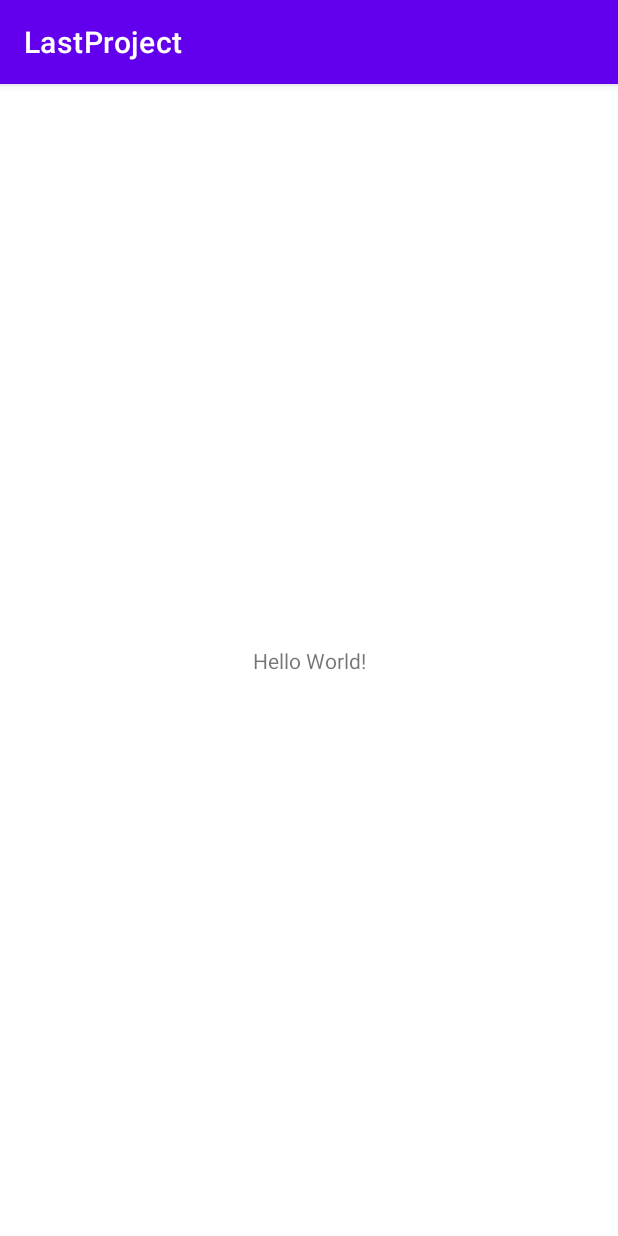
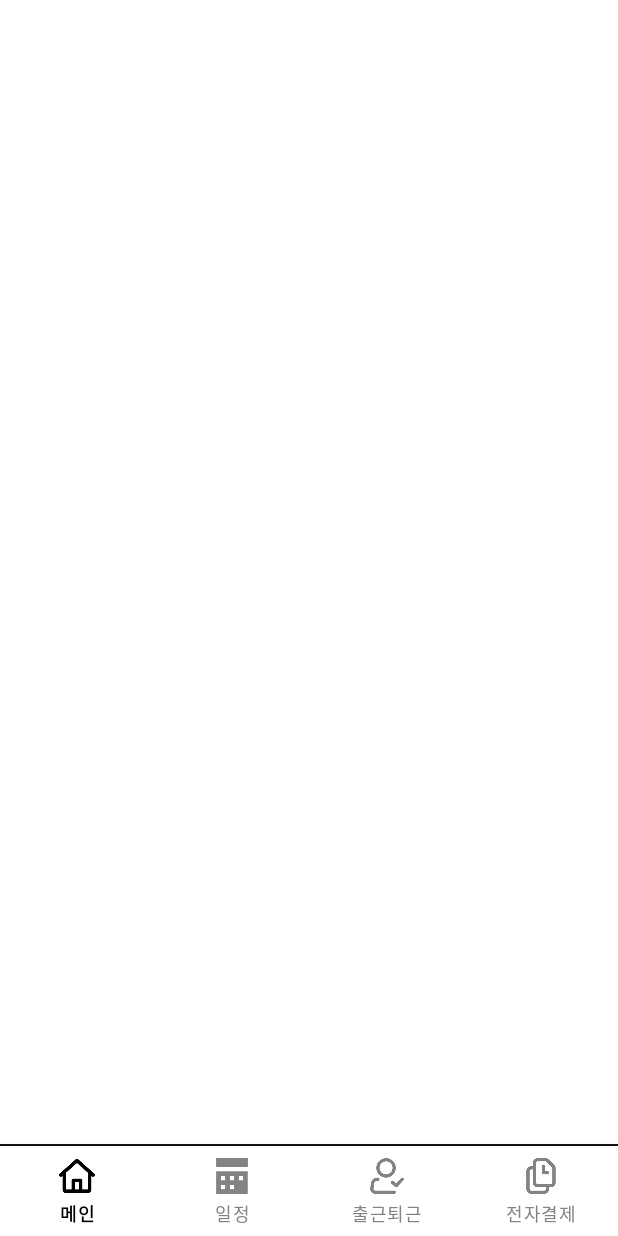
Before and after one commit to tnalss/YH_Company, an Android app: the screen it shows after launch (MainActivity), on a phone screen of 412 x 824 dp. Run offline under Robolectric (Android 15) with nearby library versions, the phone set to English and light mode, and no system bars.

Commit message:
mainActivity

```diff
--- a/LastProject/app/src/main/AndroidManifest.xml
+++ b/LastProject/app/src/main/AndroidManifest.xml
@@ -1,6 +1,6 @@
 <?xml version="1.0" encoding="utf-8"?>
 <manifest xmlns:android="http://schemas.android.com/apk/res/android"
-    xmlns:tools="http://schemas.android.com/tools" >
+    xmlns:tools="http://schemas.android.com/tools">
 
     <uses-permission android:name="android.permission.INTERNET" />
     <uses-permission android:name="android.permission.WRITE_EXTERNAL_STORAGE" />
@@ -52,14 +52,12 @@
         android:supportsRtl="true"
         android:theme="@style/Theme.LastProject"
         android:usesCleartextTraffic="true"
-        tools:targetApi="31" >
+        tools:targetApi="31">
 
         <activity
             android:name=".MainActivity"
-            android:exported="true" >
-            <meta-data
-                android:name="android.app.lib_name"
-                android:value="" />
+            android:exported="true">
+
             <intent-filter>
                 <action android:name="android.intent.action.MAIN" />
 
@@ -68,7 +66,7 @@
         </activity>
         <activity
             android:name="com.kakao.sdk.auth.AuthCodeHandlerActivity"
-            android:exported="true" >
+            android:exported="true">
             <intent-filter>
                 <action android:name="android.intent.action.VIEW" />
 
@@ -92,7 +90,7 @@
             android:name="androidx.core.content.FileProvider"
             android:authorities="${applicationId}.fileprovider"
             android:exported="false"
-            android:grantUriPermissions="true" >
+            android:grantUriPermissions="true">
             <meta-data
                 android:name="android.support.FILE_PROVIDER_PATHS"
                 android:resource="@xml/file_path" />
--- a/LastProject/app/src/main/java/com/example/lastproject/MainActivity.java
+++ b/LastProject/app/src/main/java/com/example/lastproject/MainActivity.java
@@ -7,27 +7,23 @@ import android.util.Log;
 
 import com.example.conn.ApiClient;
 import com.example.conn.CommonMethod;
+import com.example.lastproject.databinding.ActivityMainBinding;
 
 
 public class MainActivity extends AppCompatActivity {
-
+        ActivityMainBinding binding;
 
     @Override
     protected void onCreate(Bundle savedInstanceState) {
         super.onCreate(savedInstanceState);
-        setContentView(R.layout.activity_main);
+        binding = ActivityMainBinding.inflate(getLayoutInflater());
+        setContentView(binding.getRoot());
+        getSupportActionBar().hide();
 
+        /*
         ApiClient.setBASEURL("http://localhost/middle/");
+        로그인에서 해주겠지? */
 
-
-        new CommonMethod().setParams("email","admin").setParams("pw","admin_pw")
-                            .sendGet("login", new CommonMethod.CallbackResult() {
-            @Override
-            public void result(boolean isResult, String data) {
-                if(isResult)
-                  Log.d("로그", "result: "+data);
-            }
-        });
 
 
     }
--- /dev/null
+++ b/LastProject/app/src/main/res/color/btm_nav_color.xml
@@ -0,0 +1,5 @@
+<?xml version="1.0" encoding="utf-8"?>
+<selector xmlns:android="http://schemas.android.com/apk/res/android">
+    <item android:color="@color/black" android:state_checked="true"/>
+    <item android:color="#838383"/>
+</selector>
--- a/LastProject/app/src/main/res/layout/activity_main.xml
+++ b/LastProject/app/src/main/res/layout/activity_main.xml
@@ -1,18 +1,28 @@
 <?xml version="1.0" encoding="utf-8"?>
-<androidx.constraintlayout.widget.ConstraintLayout xmlns:android="http://schemas.android.com/apk/res/android"
+<LinearLayout xmlns:android="http://schemas.android.com/apk/res/android"
     xmlns:app="http://schemas.android.com/apk/res-auto"
     xmlns:tools="http://schemas.android.com/tools"
     android:layout_width="match_parent"
     android:layout_height="match_parent"
-    tools:context=".MainActivity">
+    tools:context=".MainActivity"
+    android:orientation="vertical">
+    <FrameLayout
+        android:id="@+id/container"
+        android:layout_width="match_parent"
+        android:layout_height="0dp"
+        android:layout_weight="1"/>
+    <View
+        android:background="#111"
+        android:layout_width="match_parent"
+        android:layout_height="1dp" />
+    <com.google.android.material.bottomnavigation.BottomNavigationView
+        app:labelVisibilityMode="labeled"
+        app:menu="@menu/btm_menu_nav"
+        android:id="@+id/btm_nav"
+        android:layout_width="match_parent"
+        android:layout_height="60dp"
+        app:itemIconTint="@color/btm_nav_color"
+        app:itemTextColor="@color/btm_nav_color"
+        />
 
-    <TextView
-        android:layout_width="wrap_content"
-        android:layout_height="wrap_content"
-        android:text="Hello World!"
-        app:layout_constraintBottom_toBottomOf="parent"
-        app:layout_constraintEnd_toEndOf="parent"
-        app:layout_constraintStart_toStartOf="parent"
-        app:layout_constraintTop_toTopOf="parent" />
-
-</androidx.constraintlayout.widget.ConstraintLayout>
+</LinearLayout>
--- /dev/null
+++ b/LastProject/app/src/main/res/menu/btm_menu_nav.xml
@@ -0,0 +1,30 @@
+<?xml version="1.0" encoding="utf-8"?>
+<menu xmlns:android="http://schemas.android.com/apk/res/android"
+    xmlns:app="http://schemas.android.com/apk/res-auto">
+    <item
+        android:id="@+id/btm_item1"
+        android:icon="@drawable/ic_home"
+        android:enabled="true"
+        android:title="메인"
+        />
+
+    <item
+        android:id="@+id/btm_item2"
+        android:icon="@drawable/ic_cal"
+        android:enabled="true"
+        android:title="일정"
+        />
+    <item
+        android:id="@+id/btm_item3"
+        android:icon="@drawable/ic_on"
+        android:enabled="true"
+        android:title="출근퇴근"
+        />
+    <item
+        android:id="@+id/btm_item4"
+        android:icon="@drawable/ic_sheet"
+        android:enabled="true"
+        android:title="전자결제"
+        app:showAsAction="ifRoom"/>
+
+</menu>
```
Also changed, not shown: LastProject/app/src/main/res/drawable/ic_cal.png (added), LastProject/app/src/main/res/drawable/ic_home.png (added), LastProject/app/src/main/res/drawable/ic_on.png (added), LastProject/app/src/main/res/drawable/ic_sheet.png (added), 2 other files.
